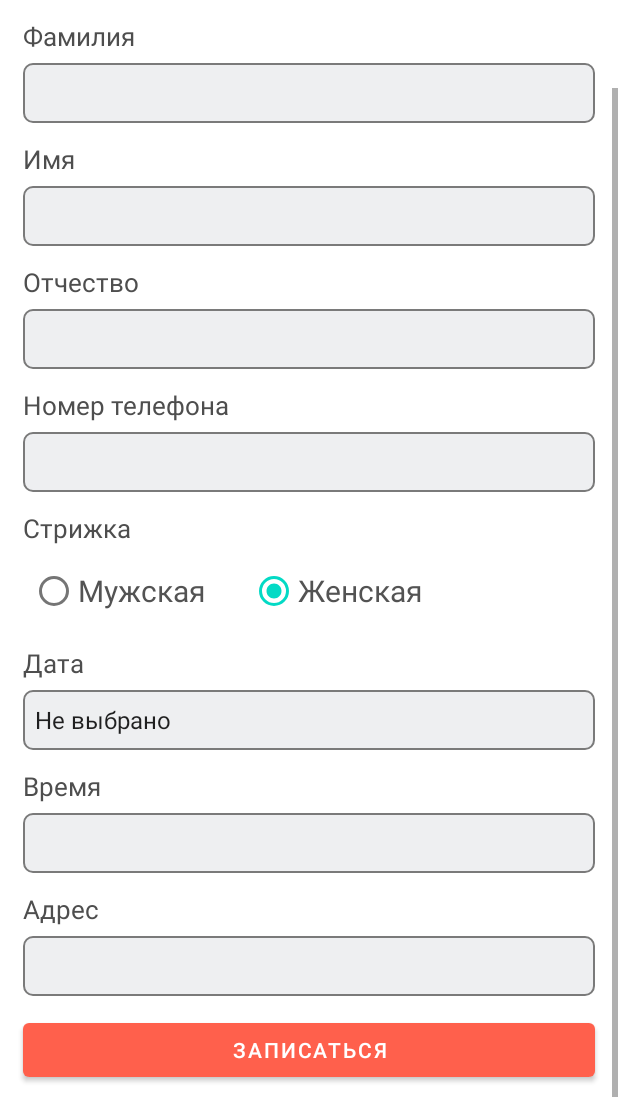
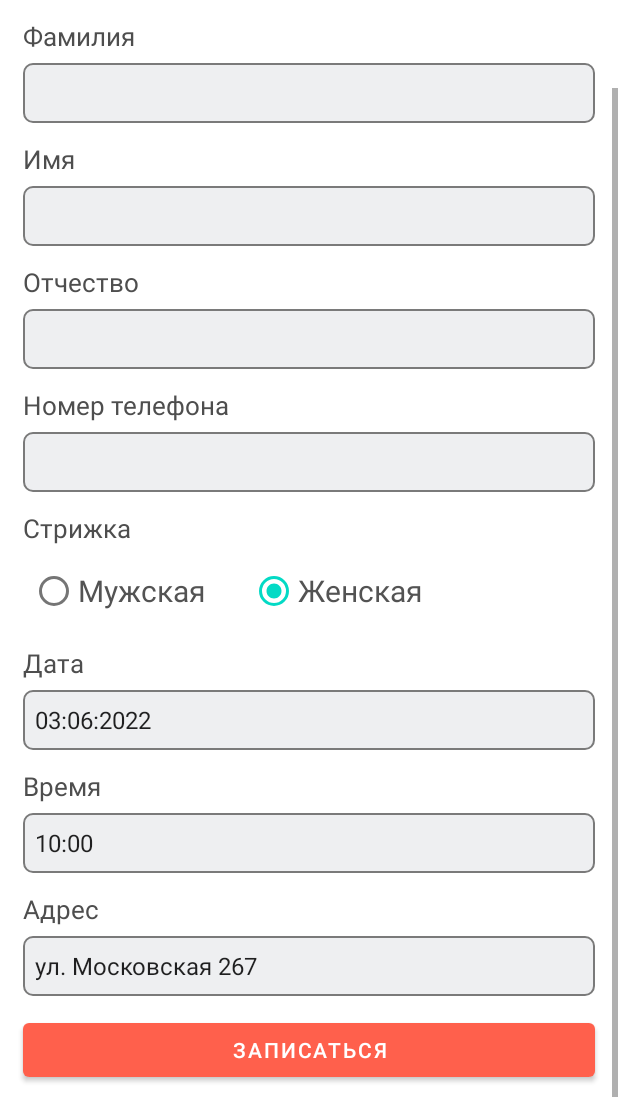
Before and after one commit to NKSnap/FREYA_PROJECT, an Android app: the HaircutInformationFragment screen opened directly, with no data from a screen before it, scrolled down 108 dp, on a phone screen of 412 x 824 dp, the part 139-1236 px from its top. Run offline under Robolectric (Android 15) with nearby library versions, the phone set to English and light mode, and no system bars; our stand-ins replace Firebase (no records; nobody signed in at launch, a user with empty details on screens opened directly); 5 statements that could not run were skipped.

Commit message:
Added setting date and time
# Доступные даты считываются из RealtimeDatabase. Доступна запись только на 5 дней вперед, не считая сегодняшнюю. Если считано менее пяти дат, то они добавляются автоматически. Причем, чтобы в базе данных не хранились неактивные даты, то при каждом считывании они проходят проверку: если дата сегоднешняя или идёт до сегодняшней, то она стирается из текущей папки в RealtimeDatabase (active_dates) и записывается в папку passive_dates.

# После считывания, данные устанавливаются в объекты экрана Spinner.

# Также для Spinner'a, показывающего даты, установлен слушатель, который, в случае смены даты, устанавливает в Spinner, который отображает время, время, относящееся к выбранной дате.

# Были изменены id некоторых строк

```diff
--- a/app/build.gradle
+++ b/app/build.gradle
@@ -32,7 +32,6 @@ android {
 }
 
 dependencies {
-
     implementation "androidx.fragment:fragment:1.4.1"
     implementation 'com.google.firebase:firebase-database:20.0.5'
     implementation 'androidx.appcompat:appcompat:1.4.1'
@@ -43,6 +42,9 @@ dependencies {
     implementation 'androidx.navigation:navigation-ui:2.4.2'
     implementation 'androidx.lifecycle:lifecycle-livedata-ktx:2.4.1'
     implementation 'androidx.lifecycle:lifecycle-viewmodel-ktx:2.4.1'
+
+    implementation files('libs/mysql-connector-java-5.1.46-bin.jar')
+
     testImplementation 'junit:junit:'
     androidTestImplementation 'androidx.test.ext:junit:1.1.3'
     androidTestImplementation 'androidx.test.espresso:espresso-core:3.4.0'
--- a/app/src/main/AndroidManifest.xml
+++ b/app/src/main/AndroidManifest.xml
@@ -1,6 +1,9 @@
 <?xml version="1.0" encoding="utf-8"?>
 <manifest xmlns:android="http://schemas.android.com/apk/res/android"
+    xmlns:tools="http://schemas.android.com/tools"
     package="com.firstapplication.freya">
+
+    <uses-permission android:name="android.permission.INTERNET"/>
 
     <application
         android:allowBackup="true"
--- a/app/src/main/java/com/firstapplication/freya/presenter/haircut/DateAndTimeSaver.java
+++ b/app/src/main/java/com/firstapplication/freya/presenter/haircut/DateAndTimeSaver.java
@@ -1,7 +1,6 @@
 package com.firstapplication.freya.presenter.haircut;
 
 import java.io.Serializable;
-import java.util.ArrayList;
 import java.util.HashMap;
 
 
--- a/app/src/main/java/com/firstapplication/freya/presenter/haircut/HaircutPresenter.java
+++ b/app/src/main/java/com/firstapplication/freya/presenter/haircut/HaircutPresenter.java
@@ -1,10 +1,39 @@
 package com.firstapplication.freya.presenter.haircut;
 
+import android.annotation.SuppressLint;
+import android.util.Log;
 
 import com.firstapplication.freya.repository.haircut.RealtimeDBRepositoryImpl;
 
+import java.text.ParseException;
+import java.text.SimpleDateFormat;
+import java.util.ArrayList;
+import java.util.Calendar;
+import java.util.Date;
+import java.util.GregorianCalendar;
+import java.util.HashMap;
+import java.util.Map;
+import java.util.Objects;
+import java.util.SortedSet;
+import java.util.TreeSet;
+
+
 public class HaircutPresenter {
-    private final RealtimeDBRepositoryImpl repository = new RealtimeDBRepositoryImpl();
+    private final RealtimeDBRepositoryImpl repository = RealtimeDBRepositoryImpl.getRepository();
+
+    private final String[] str = {"9:30", "10:00", "10:30", "11:00", "11:30", "12:00", "12:30", "13:00"};
+    private HashMap<String, Boolean> time;
+    private final ArrayList<DateAndTimeSaver> savers = repository.getSavers();
+
+    public HaircutPresenter() {
+        setDefaultTime();
+    }
+
+    public void setDefaultTime() {
+        this.time = new HashMap<>();
+        for (String s : str)
+            this.time.put(s, false);
+    }
 
     public int writeToFirebase(DateAndTimeSaver saver) {
         if (repository.writeTimeAndDateToDB(saver))
@@ -12,8 +41,81 @@ public class HaircutPresenter {
         return 1;
     }
 
-    public void del(DateAndTimeSaver saver) {
-        repository.changeActiveToPassive(saver);
+    public String[] getTime(String date) {
+        Map<String, Boolean> object = null;
+        for (DateAndTimeSaver saver : savers)
+            if (saver.getDate().equals(date)) {
+                object = saver.getTimes();
+                break;
+            }
+
+        if (object == null)
+            return new String[]{"Нет свободного времени"};
+
+        SortedSet<String> keys = new TreeSet<>(object.keySet());
+        String[] time = new String[object.size()];
+        int i = 0;
+        for (String key : keys) {
+            if (!object.get(key))
+                time[i] = key;
+
+            i++;
+        }
+
+        return time;
+    }
+
+    private ArrayList<String> setDatesList(ArrayList<String> dates, SimpleDateFormat format) {
+        while (dates.size() < 5) {
+            String date = dates.get(dates.size() - 1);
+            Calendar calendar = Calendar.getInstance();
+
+            try {
+                Date parse = format.parse(date);
+                calendar.setTime(Objects.requireNonNull(parse));
+                calendar.add(Calendar.DAY_OF_YEAR, 1);
+
+                date = format.format(calendar.getTime());
+
+                dates.add(date);
+                savers.add(new DateAndTimeSaver(date, time));
+            } catch (ParseException e) {
+                Log.d("ERROR", "ERROR WITH A DATE " + e.getMessage());
+            }
+        }
+
+        return dates;
+    }
+
+    private String[] getDateMassiveFromList(ArrayList<String> dates) {
+        String[] dateMassive = new String[dates.size()];
+        for (int i = 0; i < dates.size(); i++)
+            dateMassive[i] = dates.get(i);
+
+        return dateMassive;
+    }
+
+    public String[] getDates() {
+        ArrayList<String> dates = repository.getDateAndTime();
+
+        @SuppressLint("SimpleDateFormat") SimpleDateFormat format = new SimpleDateFormat();
+        format.applyPattern("dd:MM:yyyy");
+
+        if (dates.size() == 0) {
+            Calendar nowTime = new GregorianCalendar();
+            nowTime.add(Calendar.DAY_OF_YEAR, 1);
+            String dat = format.format(nowTime.getTime());
+
+            dates.add(dat);
+            savers.add(new DateAndTimeSaver(dat, time));
+        }
+
+        dates = setDatesList(dates, format);
+        return getDateMassiveFromList(dates);
+    }
+
+    public void readDateAndTime() {
+        repository.readTimeAndDateFromDB();
     }
 
 }
--- a/app/src/main/java/com/firstapplication/freya/repository/haircut/RealtimeDBRepository.java
+++ b/app/src/main/java/com/firstapplication/freya/repository/haircut/RealtimeDBRepository.java
@@ -1,4 +1,14 @@
 package com.firstapplication.freya.repository.haircut;
 
+import com.firstapplication.freya.presenter.haircut.DateAndTimeSaver;
+
+import java.util.ArrayList;
+
+
 public interface RealtimeDBRepository {
+    ArrayList<DateAndTimeSaver> getSavers();
+    boolean writeTimeAndDateToDB(DateAndTimeSaver saver);
+    void readTimeAndDateFromDB();
+    void changeActiveToPassive(DateAndTimeSaver dateAndTimeSaver);
+    ArrayList<String> getDateAndTime();
 }
--- a/app/src/main/java/com/firstapplication/freya/repository/haircut/RealtimeDBRepositoryImpl.java
+++ b/app/src/main/java/com/firstapplication/freya/repository/haircut/RealtimeDBRepositoryImpl.java
@@ -1,5 +1,6 @@
 package com.firstapplication.freya.repository.haircut;
 
+import android.annotation.SuppressLint;
 import android.util.Log;
 
 import androidx.annotation.NonNull;
@@ -12,10 +13,18 @@ import com.google.firebase.database.FirebaseDatabase;
 import com.google.firebase.database.Query;
 import com.google.firebase.database.ValueEventListener;
 
+import java.text.ParseException;
+import java.text.SimpleDateFormat;
 import java.util.ArrayList;
+import java.util.Calendar;
+import java.util.Date;
+import java.util.GregorianCalendar;
+import java.util.Objects;
 
 
-public class RealtimeDBRepositoryImpl {
+public class RealtimeDBRepositoryImpl implements RealtimeDBRepository {
+    private static RealtimeDBRepositoryImpl repository = null;
+
     private final String TAG_ERROR = "ERROR";
     private final String dbMainChild = "haircuts";
     private final String dbChildActiveDates = "active_dates";
@@ -26,6 +35,21 @@ public class RealtimeDBRepositoryImpl {
 
     private final ArrayList<DateAndTimeSaver> savers = new ArrayList<>();
 
+    private RealtimeDBRepositoryImpl() {
+    }
+
+    public static RealtimeDBRepositoryImpl getRepository() {
+        if (repository == null)
+            repository = new RealtimeDBRepositoryImpl();
+        return repository;
+    }
+
+    @Override
+    public ArrayList<DateAndTimeSaver> getSavers() {
+        return savers;
+    }
+
+    @Override
     public boolean writeTimeAndDateToDB(DateAndTimeSaver saver) {
         try {
             dbRef.child(dbChildActiveDates).child(saver.getDate()).setValue(saver);
@@ -38,15 +62,33 @@ public class RealtimeDBRepositoryImpl {
         return true;
     }
 
+    @Override
     public void readTimeAndDateFromDB() {
         if (savers.size() > 0)
             savers.clear();
 
+        @SuppressLint("SimpleDateFormat") SimpleDateFormat format = new SimpleDateFormat();
+        format.applyPattern("dd:MM:yyyy");
+
         dbRef.child(dbChildActiveDates).addValueEventListener(new ValueEventListener() {
             @Override
             public void onDataChange(@NonNull DataSnapshot snapshot) {
-                for (DataSnapshot s : snapshot.getChildren())
-                    savers.add(s.getValue(DateAndTimeSaver.class));
+                for (DataSnapshot s : snapshot.getChildren()) {
+                    DateAndTimeSaver o = s.getValue(DateAndTimeSaver.class);
+                    String date = Objects.requireNonNull(o).getDate();
+
+                    Calendar thisCalendar = Calendar.getInstance();
+                    Calendar nowCalendar = new GregorianCalendar();
+
+                    try {
+                        Date d = format.parse(date);
+                        thisCalendar.setTime(Objects.requireNonNull(d));
+                    } catch (ParseException e) {
+                        Log.d(TAG_ERROR, "ERROR WITH A DATE" + e.getMessage());
+                    }
+
+                    setSavers(o, nowCalendar, thisCalendar);
+                }
             }
 
             @Override
@@ -56,6 +98,7 @@ public class RealtimeDBRepositoryImpl {
         });
     }
 
+    @Override
     public void changeActiveToPassive(DateAndTimeSaver dateAndTimeSaver) {
         Query query = dbRef.child(dbChildActiveDates).orderByChild("date").equalTo(dateAndTimeSaver.getDate());
         query.addListenerForSingleValueEvent(new ValueEventListener() {
@@ -71,13 +114,22 @@ public class RealtimeDBRepositoryImpl {
             }
 
             @Override
-            public void onCancelled(@NonNull DatabaseError error) {
-
-            }
+            public void onCancelled(@NonNull DatabaseError error) {}
         });
     }
 
-    public ArrayList<DateAndTimeSaver> getDateAndTime() {
-        return savers;
+    @Override
+    public ArrayList<String> getDateAndTime() {
+        ArrayList<String> dates = new ArrayList<>();
+        for (DateAndTimeSaver saver : savers)
+            dates.add(saver.getDate());
+        return dates;
+    }
+
+    private void setSavers(DateAndTimeSaver saver, Calendar nowC, Calendar thisC) {
+        if (thisC.after(nowC))
+            savers.add(saver);
+        else
+            changeActiveToPassive(saver);
     }
 }
--- a/app/src/main/java/com/firstapplication/freya/view/account/activity/AccountActivity.java
+++ b/app/src/main/java/com/firstapplication/freya/view/account/activity/AccountActivity.java
@@ -3,6 +3,7 @@ package com.firstapplication.freya.view.account.activity;
 import android.os.Bundle;
 
 import com.firstapplication.freya.R;
+import com.firstapplication.freya.presenter.haircut.HaircutPresenter;
 import com.firstapplication.freya.presenter.registration.RegistrationData;
 import com.firstapplication.freya.view.MenuActivity;
 import com.firstapplication.freya.view.account.fragment.AccountDataFragment;
--- a/app/src/main/java/com/firstapplication/freya/view/haircut/fragment/HaircutInformationFragment.java
+++ b/app/src/main/java/com/firstapplication/freya/view/haircut/fragment/HaircutInformationFragment.java
@@ -2,36 +2,28 @@ package com.firstapplication.freya.view.haircut.fragment;
 
 import android.annotation.SuppressLint;
 import android.content.Context;
-import android.os.Build;
 import android.os.Bundle;
 
 import androidx.annotation.NonNull;
 import androidx.annotation.Nullable;
-import androidx.annotation.RequiresApi;
 import androidx.fragment.app.Fragment;
 
 import android.util.Log;
 import android.view.LayoutInflater;
 import android.view.View;
 import android.view.ViewGroup;
+import android.widget.AdapterView;
 import android.widget.ArrayAdapter;
 import android.widget.EditText;
 import android.widget.RadioButton;
 import android.widget.Spinner;
+import android.widget.Toast;
 
 import com.firstapplication.freya.R;
-import com.firstapplication.freya.presenter.haircut.DateAndTimeSaver;
 import com.firstapplication.freya.presenter.haircut.HaircutPresenter;
 import com.firstapplication.freya.presenter.registration.RegistrationData;
 
-import java.util.ArrayList;
-import java.util.Arrays;
-import java.util.Collections;
-import java.util.HashMap;
-import java.util.List;
-import java.util.Map;
 import java.util.Objects;
-import java.util.stream.Stream;
 
 
 public class HaircutInformationFragment extends Fragment implements View.OnClickListener {
@@ -39,12 +31,20 @@ public class HaircutInformationFragment extends Fragment implements View.OnClick
 
     private Context context;
     private EditText etSurname, etName, etPatronymic, etNumber;
-    private Spinner spinner;
+    private Spinner spinnerDate, spinnerTime, spinnerAddress;
     private RegistrationData userData = null;
     private RadioButton radioButton;
 
-    private HashMap<String, Boolean> time;
-    String[] str = {"Не выбрано", "23.05", "24.05"};
+    private final AdapterView.OnItemSelectedListener dateListener = new AdapterView.OnItemSelectedListener() {
+        @Override
+        public void onItemSelected(AdapterView<?> parent, View view, int position, long id) {
+            String date = (String) parent.getItemAtPosition(position);
+            setSpinner(spinnerTime, null, date);
+        }
+
+        @Override
+        public void onNothingSelected(AdapterView<?> parent) {}
+    };
 
     @Override
     public void onAttach(@NonNull Context context) {
@@ -55,10 +55,8 @@ public class HaircutInformationFragment extends Fragment implements View.OnClick
     @Override
     public View onCreateView(@NonNull LayoutInflater inflater, ViewGroup container,
                              Bundle savedInstanceState) {
-
         Bundle args = this.getArguments();
         if (args != null) {
-            Log.d("ERROR", "Получение данных");
             userData = (RegistrationData) args.getSerializable("user");
         } else {
             Log.d("ERROR", "Ошибка передачи данных во фрагмент AccountDataFragment");
@@ -68,44 +66,51 @@ public class HaircutInformationFragment extends Fragment implements View.OnClick
         return inflater.inflate(R.layout.fragment_haircut_information, container, false);
     }
 
-    @SuppressLint("SetTextI18n")
     @Override
     public void onViewCreated(@NonNull View view, @Nullable Bundle savedInstanceState) {
         super.onViewCreated(view, savedInstanceState);
 
-        Runnable runnable = () -> {
-            String[] times = getResources().getStringArray(R.array.times);
-            time = new HashMap<>();
-            for (String s : times)
-                time.put(s, false);
-        };
-        Thread thread = new Thread(runnable);
-        thread.start();
-
         etSurname = view.findViewById(R.id.et_haircut_surname);
-        etSurname.setText("  " + userData.getSurname());
-        etSurname.setEnabled(false);
+        setETText(etSurname, userData.getSurname());
 
         etName = view.findViewById(R.id.et_haircut_name);
-        etName.setText("  " + userData.getName());
-        etName.setEnabled(false);
+        setETText(etName, userData.getName());
 
         etPatronymic = view.findViewById(R.id.et_haircut_patronymic);
-        etPatronymic.setText("  " + userData.getPatronymic());
-        etPatronymic.setEnabled(false);
+        setETText(etPatronymic, userData.getPatronymic());
 
         etNumber = view.findViewById(R.id.et_haircut_number);
-        etNumber.setText("  " + userData.getNumber());
-        etNumber.setEnabled(false);
+        setETText(etNumber, userData.getNumber());
 
         setDefaultHaircutType(view);
 
-        spinner = view.findViewById(R.id.spinner_date);
-        ArrayAdapter<String> adapterDate = new ArrayAdapter<>(context, android.R.layout.simple_spinner_item, str);
+        view.findViewById(R.id.btn_book_haircut).setOnClickListener(this);
+
+        String[] dates = presenter.getDates();
+        spinnerDate = view.findViewById(R.id.spinner_date);
+        spinnerDate.setOnItemSelectedListener(dateListener);
+        setSpinner(spinnerDate, dates, null);
+
+        spinnerTime = view.findViewById(R.id.spinner_time);
+        setSpinner(spinnerTime, null, dates[0]);
+
+        spinnerAddress = view.findViewById(R.id.spinner_address);
+        String[] address = getResources().getStringArray(R.array.addresses);
+        setSpinner(spinnerAddress, address, null);
+    }
+
+    @SuppressLint("SetTextI18n")
+    private void setETText(EditText editText, String text){
+        editText.setText("  " + text);
+        editText.setEnabled(false);
+    }
+
+    private void setSpinner(Spinner spinner, String[] data, String date) {
+        if (date != null)
+            data = presenter.getTime(date);
+        ArrayAdapter<String> adapterDate = new ArrayAdapter<>(context, android.R.layout.simple_spinner_item, data);
         adapterDate.setDropDownViewResource(android.R.layout.select_dialog_singlechoice);
         spinner.setAdapter(adapterDate);
-
-        view.findViewById(R.id.btn_book_haircut).setOnClickListener(this);
     }
 
     private void setDefaultHaircutType(View view) {
@@ -119,10 +124,7 @@ public class HaircutInformationFragment extends Fragment implements View.OnClick
 
     @Override
     public void onClick(View v) {
-        if (v.getId() == R.id.btn_book_haircut) {
-//            presenter.del(new DateAndTimeSaver("27:05:2022", time));
-//            presenter.writeToFirebase(new DateAndTimeSaver("26:05:2022", time));
-//            presenter.writeToFirebase(new DateAndTimeSaver("27:05:2022", time));
-        }
+        if (v.getId() == R.id.btn_book_haircut)
+            Toast.makeText(context, "Запись пока не доступна", Toast.LENGTH_SHORT).show();
     }
 }
--- a/app/src/main/java/com/firstapplication/freya/view/signin/activity/SingInActivity.java
+++ b/app/src/main/java/com/firstapplication/freya/view/signin/activity/SingInActivity.java
@@ -2,21 +2,21 @@ package com.firstapplication.freya.view.signin.activity;
 
 import android.content.Intent;
 import android.os.Bundle;
-import android.util.Log;
 
 import androidx.appcompat.app.AppCompatActivity;
 
 import com.firstapplication.freya.R;
-import com.firstapplication.freya.presenter.signin.SingInPresenter;
-import com.firstapplication.freya.view.account.fragment.AccountDataFragment;
+import com.firstapplication.freya.presenter.haircut.HaircutPresenter;
 import com.firstapplication.freya.view.signin.fragment.LogInFragment;
 
 public class SingInActivity extends AppCompatActivity {
+    HaircutPresenter haircutPresenter = new HaircutPresenter();
 
     @Override
     protected void onCreate(Bundle savedInstanceState) {
         super.onCreate(savedInstanceState);
         setContentView(R.layout.activity_sing_in);
+        haircutPresenter.readDateAndTime();
 
         Intent intent = getIntent();
         int key = intent.getIntExtra("key", 0);
--- a/app/src/main/res/layout/fragment_account_data.xml
+++ b/app/src/main/res/layout/fragment_account_data.xml
@@ -73,7 +73,7 @@
             android:layout_marginStart="40dp"
             android:layout_marginTop="5dp"
             android:layout_marginEnd="40dp"
-            android:text="@string/text_edit_account" />
+            android:text="@string/edit_account" />
 
         <LinearLayout
             android:layout_width="match_parent"
@@ -86,7 +86,7 @@
                 android:layout_width="wrap_content"
                 android:layout_height="wrap_content"
                 android:layout_marginStart="40dp"
-                android:text="@string/text_location" />
+                android:text="@string/location" />
 
             <Button
                 android:id="@+id/btn_contacts"
@@ -94,7 +94,7 @@
                 android:layout_height="wrap_content"
                 android:layout_marginStart="5dp"
                 android:layout_marginEnd="40dp"
-                android:text="@string/text_contacts" />
+                android:text="@string/contacts" />
 
         </LinearLayout>
     </LinearLayout>
--- a/app/src/main/res/layout/fragment_haircut_information.xml
+++ b/app/src/main/res/layout/fragment_haircut_information.xml
@@ -170,7 +170,7 @@
             android:layout_marginStart="15dp"
             android:layout_marginTop="12dp"
             android:layout_marginEnd="15dp"
-            android:text="@string/text_make_note" />
+            android:text="@string/make_note" />
 
     </LinearLayout>
 </FrameLayout>
--- a/app/src/main/res/layout/fragment_information_change.xml
+++ b/app/src/main/res/layout/fragment_information_change.xml
@@ -20,7 +20,7 @@
             android:layout_marginStart="10dp"
             android:layout_marginTop="8dp"
             android:fontFamily="@font/buenard_bold"
-            android:text="@string/text_change_info"
+            android:text="@string/change_info"
             android:textColor="@color/black"
             android:textSize="23sp" />
 
@@ -29,7 +29,7 @@
             android:layout_height="wrap_content"
             android:layout_marginStart="10dp"
             android:fontFamily="@font/buenard_bold"
-            android:text="@string/text_change_personal_info"
+            android:text="@string/change_personal_info"
             android:textColor="@color/dark_gray"
             android:textSize="17sp" />
 
--- a/app/src/main/res/layout/fragment_records_list.xml
+++ b/app/src/main/res/layout/fragment_records_list.xml
@@ -18,7 +18,7 @@
             android:layout_marginStart="20dp"
             android:layout_marginTop="10dp"
             android:textSize="21sp"
-            android:text="@string/text_your_records" />
+            android:text="@string/your_records" />
 
         <View
             android:layout_width="fill_parent"
@@ -38,7 +38,7 @@
             android:id="@+id/btn_make_record"
             android:layout_width="match_parent"
             android:layout_height="wrap_content"
-            android:text="@string/text_make_note"
+            android:text="@string/make_note"
             android:layout_marginStart="20dp"
             android:layout_marginBottom="15dp"
             android:layout_marginTop="5dp"
--- a/app/src/main/res/menu/main_menu.xml
+++ b/app/src/main/res/menu/main_menu.xml
@@ -4,10 +4,10 @@
     <item
         android:id="@+id/action_go_out"
         android:orderInCategory="2"
-        android:title="@string/text_go_out" />
+        android:title="@string/go_out" />
     <item
         android:id="@+id/open_settings"
         android:orderInCategory="1"
-        android:title="@string/text_settings" />
+        android:title="@string/settings" />
 
 </menu>
--- a/app/src/main/res/values/strings.xml
+++ b/app/src/main/res/values/strings.xml
@@ -32,15 +32,15 @@
         <item>yandex.ru</item>
     </string-array>
 
-    <string name="text_edit_account">Редактировать профиль</string>
-    <string name="text_location">Местоположение</string>
-    <string name="text_contacts">Контакты</string>
-    <string name="text_go_out">Выйти</string>
-    <string name="text_settings">Настройки</string>
-    <string name="text_make_note">Записаться</string>
-    <string name="text_your_records">Ваши записи</string>
-    <string name="text_change_info">Редактирование информации</string>
-    <string name="text_change_personal_info">Изменять персональную информацию можно только в настрйках аккаунта</string>
+    <string name="edit_account">Редактировать профиль</string>
+    <string name="location">Местоположение</string>
+    <string name="contacts">Контакты</string>
+    <string name="go_out">Выйти</string>
+    <string name="settings">Настройки</string>
+    <string name="make_note">Записаться</string>
+    <string name="your_records">Ваши записи</string>
+    <string name="change_info">Редактирование информации</string>
+    <string name="change_personal_info">Изменять персональную информацию можно только в настрйках аккаунта</string>
     <string name="phone_number">Номер телефона</string>
     <string name="haircut">Стрижка</string>
     <string name="haircut_male">Мужская</string>
@@ -49,24 +49,8 @@
     <string name="time">Время</string>
     <string name="address">Адрес</string>
 
-    <string-array name="times">
-        <item>9:30</item>
-        <item>10:00</item>
-        <item>10:30</item>
-        <item>11:00</item>
-        <item>11:30</item>
-        <item>12:00</item>
-        <item>12:30</item>
-        <item>13:00</item>
-        <item>13:30</item>
-        <item>14:00</item>
-        <item>14:30</item>
-        <item>15:00</item>
-        <item>15:30</item>
-        <item>16:00</item>
-        <item>16:30</item>
-        <item>17:00</item>
-        <item>17:30</item>
+    <string-array name="addresses">
+        <item>ул. Московская 267</item>
     </string-array>
 
 </resources>
--- a/build.gradle
+++ b/build.gradle
@@ -5,7 +5,7 @@ buildscript {
         mavenCentral()
     }
     dependencies {
-        classpath "com.android.tools.build:gradle:7.0.3"
+        classpath "com.android.tools.build:gradle:7.0.4"
         classpath 'com.google.gms:google-services:4.3.10'
 
         // NOTE: Do not place your application dependencies here; they belong
```
Also changed, not shown: app/src/main/java/com/firstapplication/freya/view/account/fragment/RecordsListFragment.java (+19 -9 lines).
